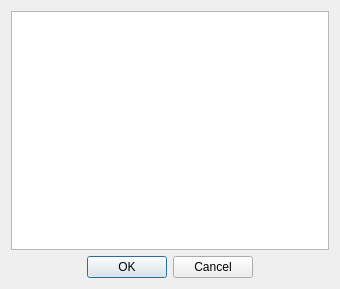
Above: apps/demo_qt_advanced/plk_qt_gui/ui/SelectNwInterfaceDialog.ui from OpenAutomationTechnologies/openPOWERLINK_Qt_App before the change. Below: the same form after it.
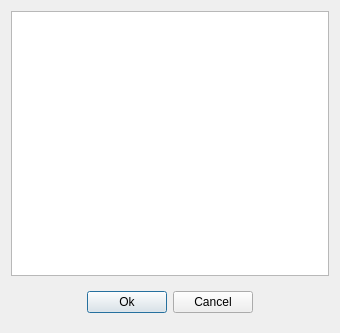
That is the form after the change. Icons and pictures are not drawn.

Commit message: [TASK] Update Network select dialog.

The edit to the form file:
```diff
--- a/apps/demo_qt_advanced/plk_qt_gui/ui/SelectNwInterfaceDialog.ui
+++ b/apps/demo_qt_advanced/plk_qt_gui/ui/SelectNwInterfaceDialog.ui
@@ -8,7 +8,7 @@
     <x>0</x>
     <y>0</y>
     <width>340</width>
-    <height>289</height>
+    <height>333</height>
    </rect>
   </property>
   <property name="windowTitle">
@@ -23,16 +23,49 @@
     <widget class="QListWidget" name="listWidget"/>
    </item>
    <item>
-    <widget class="QDialogButtonBox" name="buttonBox">
-     <property name="orientation">
-      <enum>Qt::Horizontal</enum>
-     </property>
-     <property name="standardButtons">
-      <set>QDialogButtonBox::Cancel|QDialogButtonBox::Ok</set>
-     </property>
-     <property name="centerButtons">
-      <bool>true</bool>
-     </property>
+    <widget class="QWidget" name="widget" native="true">
+     <layout class="QHBoxLayout" name="horizontalLayout">
+      <item>
+       <spacer name="horizontalSpacer">
+        <property name="orientation">
+         <enum>Qt::Horizontal</enum>
+        </property>
+        <property name="sizeHint" stdset="0">
+         <size>
+          <width>40</width>
+          <height>20</height>
+         </size>
+        </property>
+       </spacer>
+      </item>
+      <item>
+       <widget class="QPushButton" name="ok">
+        <property name="text">
+         <string>Ok</string>
+        </property>
+       </widget>
+      </item>
+      <item>
+       <widget class="QPushButton" name="cancel">
+        <property name="text">
+         <string>Cancel</string>
+        </property>
+       </widget>
+      </item>
+      <item>
+       <spacer name="horizontalSpacer_2">
+        <property name="orientation">
+         <enum>Qt::Horizontal</enum>
+        </property>
+        <property name="sizeHint" stdset="0">
+         <size>
+          <width>40</width>
+          <height>20</height>
+         </size>
+        </property>
+       </spacer>
+      </item>
+     </layout>
     </widget>
    </item>
   </layout>
```
Left out of the diff: 35 changed lines with no effect on the pictures. The commit also changes 2 other files.
